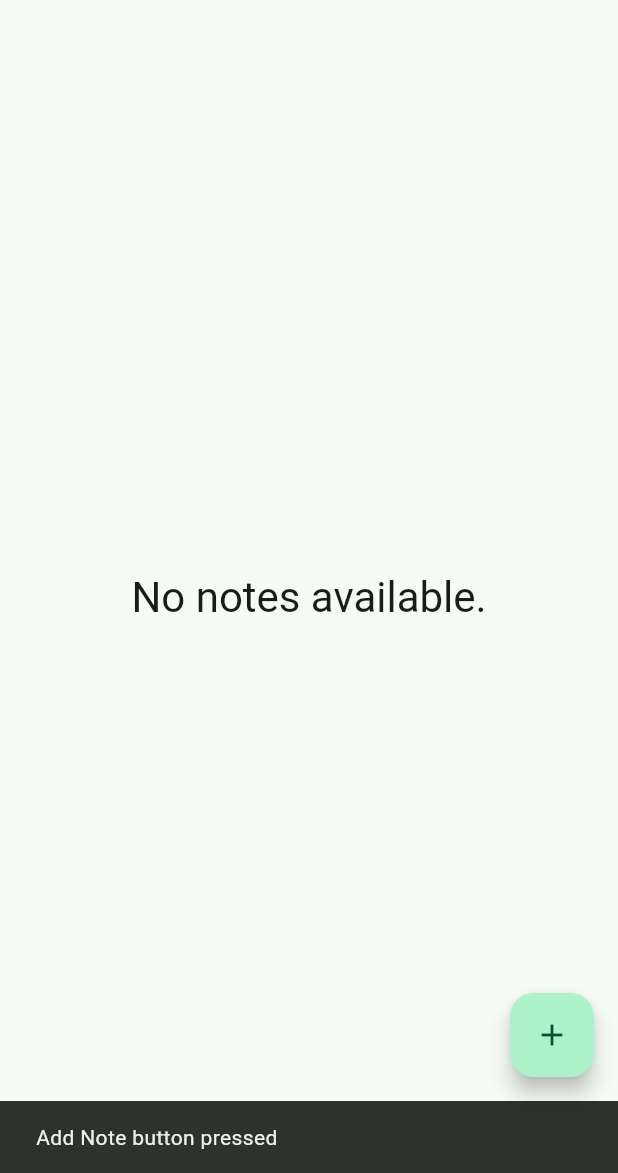
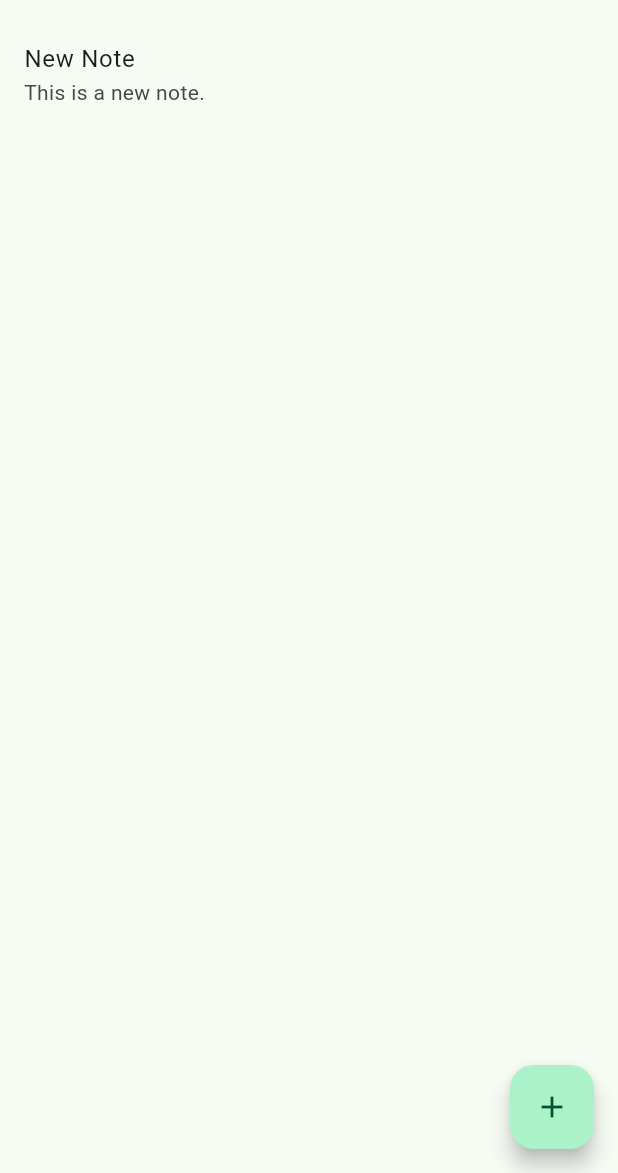
Before and after one commit to rus89/local_notes_app, a Flutter app: the screen it shows after launch, after a tap on the "add" icon, on a phone screen of 412 x 824 dp, the part 63-1236 px from its top. Run offline on Flutter 3.47's test engine with Material 3 defaults, Android fonts, the phone set to English and light mode, and no system bars; our stand-ins replace sqflite; accounts and stored records are empty.

Commit message:
Refactor FloatingActionButton to directly add a new note instead of showing a snackbar

```diff
--- a/lib/ui/notes_list_page.dart
+++ b/lib/ui/notes_list_page.dart
@@ -70,8 +70,9 @@ class NotesListPage extends StatelessWidget {
           : _buildNotesList(context, notesController),
       floatingActionButton: FloatingActionButton(
         onPressed: () {
-          ScaffoldMessenger.of(context).showSnackBar(
-            const SnackBar(content: Text('Add Note button pressed')),
+          context.read<NotesController>().addNote(
+            title: 'New Note',
+            content: 'This is a new note.',
           );
         },
         tooltip: 'Add Note',
```
